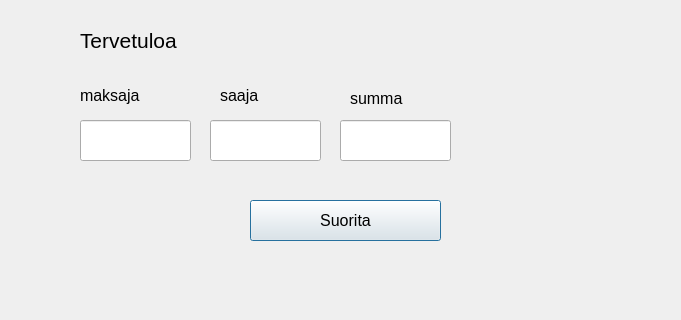
Above: bankautomat/pankki.ui from tvt21kmo-bank-project/group_4 before the change; both pictures show x 0 to 681 and y 0 to 320 of the 1024 by 768 pixel window. Below: the same form after it.
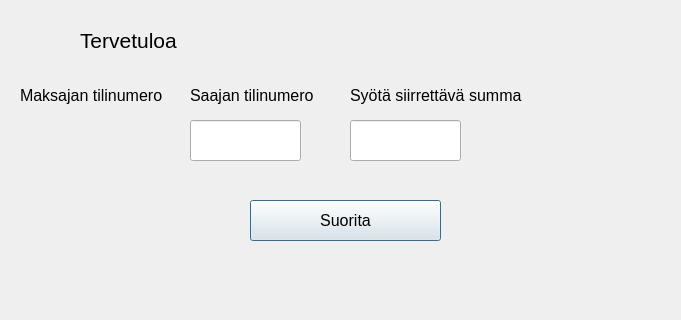
That is the form after the change.

Commit message: siirtoikkunassa on maksajan tilinumero automaattisesti

Patch:
```diff
--- a/bankautomat/pankki.ui
+++ b/bankautomat/pankki.ui
@@ -31,25 +31,10 @@
     <string>&lt;html&gt;&lt;head/&gt;&lt;body&gt;&lt;p&gt;Tervetuloa&lt;/p&gt;&lt;/body&gt;&lt;/html&gt;</string>
    </property>
   </widget>
-  <widget class="QLineEdit" name="leDebitMaksaja">
-   <property name="geometry">
-    <rect>
-     <x>80</x>
-     <y>120</y>
-     <width>111</width>
-     <height>41</height>
-    </rect>
-   </property>
-   <property name="font">
-    <font>
-     <pointsize>12</pointsize>
-    </font>
-   </property>
-  </widget>
   <widget class="QLineEdit" name="leDebitSaaja">
    <property name="geometry">
     <rect>
-     <x>210</x>
+     <x>190</x>
      <y>120</y>
      <width>111</width>
      <height>41</height>
@@ -64,7 +49,7 @@
   <widget class="QLineEdit" name="leDebitSumma">
    <property name="geometry">
     <rect>
-     <x>340</x>
+     <x>350</x>
      <y>120</y>
      <width>111</width>
      <height>41</height>
@@ -79,9 +64,9 @@
   <widget class="QLabel" name="label_2">
    <property name="geometry">
     <rect>
-     <x>80</x>
+     <x>20</x>
      <y>80</y>
-     <width>91</width>
+     <width>151</width>
      <height>31</height>
     </rect>
    </property>
@@ -91,15 +76,15 @@
     </font>
    </property>
    <property name="text">
-    <string>maksaja</string>
+    <string>Maksajan tilinumero</string>
    </property>
   </widget>
   <widget class="QLabel" name="label_3">
    <property name="geometry">
     <rect>
-     <x>220</x>
+     <x>190</x>
      <y>80</y>
-     <width>71</width>
+     <width>141</width>
      <height>31</height>
     </rect>
    </property>
@@ -109,16 +94,16 @@
     </font>
    </property>
    <property name="text">
-    <string>saaja</string>
+    <string>Saajan tilinumero</string>
    </property>
   </widget>
   <widget class="QLabel" name="label_4">
    <property name="geometry">
     <rect>
      <x>350</x>
-     <y>90</y>
-     <width>71</width>
-     <height>16</height>
+     <y>85</y>
+     <width>191</width>
+     <height>21</height>
     </rect>
    </property>
    <property name="font">
@@ -127,7 +112,7 @@
     </font>
    </property>
    <property name="text">
-    <string>summa</string>
+    <string>Syötä siirrettävä summa</string>
    </property>
   </widget>
   <widget class="QPushButton" name="btnDebit">
@@ -301,6 +286,24 @@
     <string>Takaisin</string>
    </property>
   </widget>
+  <widget class="QLabel" name="laOmatilinro">
+   <property name="geometry">
+    <rect>
+     <x>80</x>
+     <y>110</y>
+     <width>41</width>
+     <height>61</height>
+    </rect>
+   </property>
+   <property name="font">
+    <font>
+     <pointsize>18</pointsize>
+    </font>
+   </property>
+   <property name="text">
+    <string/>
+   </property>
+  </widget>
  </widget>
  <resources/>
  <connections/>
```
The commit also changes 6 other files.
